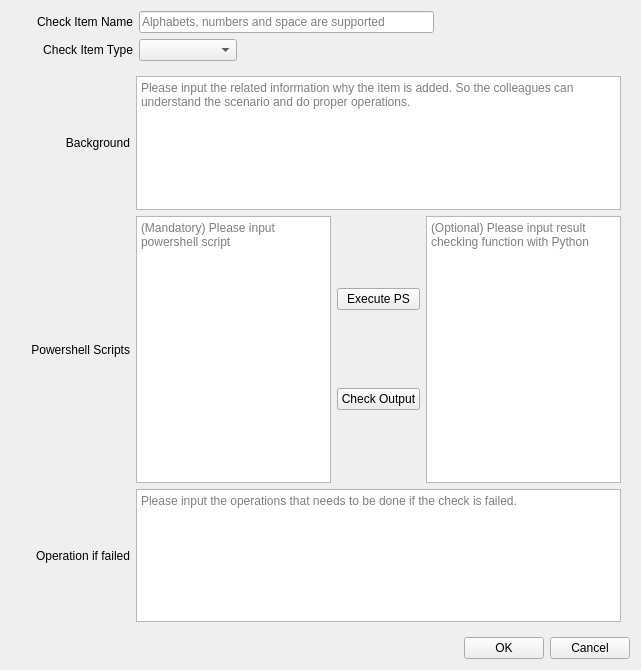
Above: UI/additemwidget.ui from wei17hao10/daily-check before the change. Below: the same form after it.
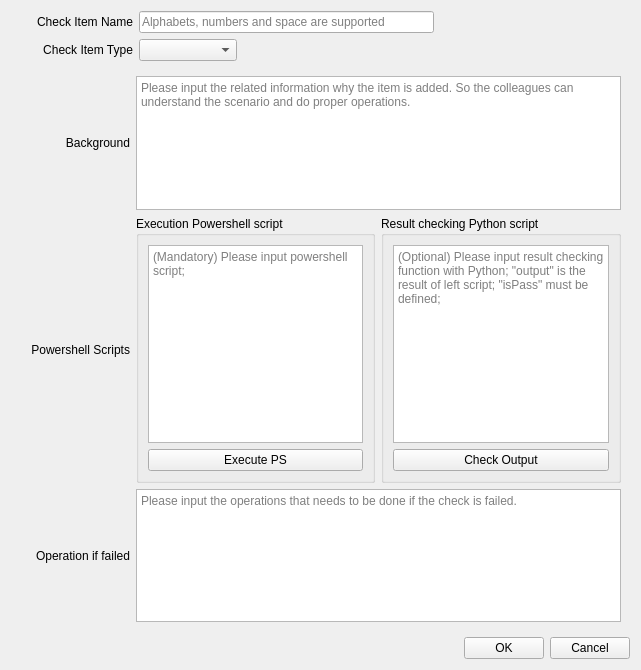
That is the form after the change. The open tabs and pages were chosen to show the change.

Commit message: fix some small bugs found during the test.

Patch:
```diff
--- a/UI/additemwidget.ui
+++ b/UI/additemwidget.ui
@@ -525,7 +525,7 @@
         </layout>
        </item>
        <item>
-        <layout class="QHBoxLayout" name="horizontalLayout_17" stretch="1,0,0,0">
+        <layout class="QHBoxLayout" name="horizontalLayout_17" stretch="1,0,0">
          <item>
           <widget class="QLabel" name="label_16">
            <property name="sizePolicy">
@@ -558,14 +558,18 @@
           </widget>
          </item>
          <item>
+          <widget class="QGroupBox" name="verticalGroupBox">
+           <property name="title">
+            <string>Execution Powershell script</string>
+           </property>
+           <layout class="QVBoxLayout" name="verticalLayout_9">
+            <item>
           <widget class="QTextEdit" name="te_psScript">
            <property name="placeholderText">
-            <string>(Mandatory) Please input powershell script</string>
+               <string>(Mandatory) Please input powershell script;</string>
            </property>
           </widget>
          </item>
-         <item>
-          <layout class="QVBoxLayout" name="verticalLayout_7" stretch="1,1">
            <item>
             <widget class="QPushButton" name="btn_exeps">
              <property name="text">
@@ -573,20 +577,30 @@
              </property>
             </widget>
            </item>
+           </layout>
+          </widget>
+         </item>
            <item>
-            <widget class="QPushButton" name="btn_checkpsout">
-             <property name="text">
-              <string>Check Output</string>
-             </property>
-            </widget>
-           </item>
-          </layout>
-         </item>
+          <widget class="QGroupBox" name="verticalGroupBox_2">
+           <property name="title">
+            <string>Result checking Python script</string>
+           </property>
+           <layout class="QVBoxLayout" name="verticalLayout_13">
          <item>
           <widget class="QTextEdit" name="te_checkPSOutput">
            <property name="placeholderText">
-            <string>(Optional) Please input result checking function with Python</string>
-           </property>
+               <string>(Optional) Please input result checking function with Python; &quot;output&quot; is the result of left script; &quot;isPass&quot; must be defined;</string>
+              </property>
+             </widget>
+            </item>
+            <item>
+             <widget class="QPushButton" name="btn_checkpsout">
+              <property name="text">
+               <string>Check Output</string>
+              </property>
+             </widget>
+            </item>
+           </layout>
           </widget>
          </item>
         </layout>
@@ -674,7 +688,7 @@
         </layout>
        </item>
        <item>
-        <layout class="QHBoxLayout" name="horizontalLayout_19" stretch="1,0,0,0">
+        <layout class="QHBoxLayout" name="horizontalLayout_19" stretch="1,0,0">
          <item>
           <widget class="QLabel" name="label_18">
            <property name="sizePolicy">
@@ -707,14 +721,18 @@
           </widget>
          </item>
          <item>
+          <widget class="QGroupBox" name="verticalGroupBox">
+           <property name="title">
+            <string>Execution Python script</string>
+           </property>
+           <layout class="QVBoxLayout" name="verticalLayout_11">
+            <item>
           <widget class="QTextEdit" name="te_pyScript">
            <property name="placeholderText">
-            <string>Please input python commands</string>
+               <string>(Mandatory) Please input python script here; &quot;output&quot; is result string, must be defined;</string>
            </property>
           </widget>
          </item>
-         <item>
-          <layout class="QVBoxLayout" name="verticalLayout_9" stretch="1,1">
            <item>
             <widget class="QPushButton" name="btn_exepy">
              <property name="text">
@@ -722,20 +740,30 @@
              </property>
             </widget>
            </item>
+           </layout>
+          </widget>
+         </item>
            <item>
-            <widget class="QPushButton" name="btn_checkpyout">
-             <property name="text">
-              <string>Check Output</string>
-             </property>
-            </widget>
-           </item>
-          </layout>
-         </item>
+          <widget class="QGroupBox" name="verticalGroupBox_2">
+           <property name="title">
+            <string>Result checking Python script</string>
+           </property>
+           <layout class="QVBoxLayout" name="verticalLayout_12">
          <item>
           <widget class="QTextEdit" name="te_checkPyOutput">
            <property name="placeholderText">
-            <string>Please input result checking function with Python</string>
-           </property>
+               <string>(Optional) Please input result checking function with Python; &quot;output&quot; is the result of left script; &quot;isPass&quot; must be defined;</string>
+              </property>
+             </widget>
+            </item>
+            <item>
+             <widget class="QPushButton" name="btn_checkpyout">
+              <property name="text">
+               <string>Check Output</string>
+              </property>
+             </widget>
+            </item>
+           </layout>
           </widget>
          </item>
         </layout>
```
Lines whose indentation alone changed are shown as unchanged.
